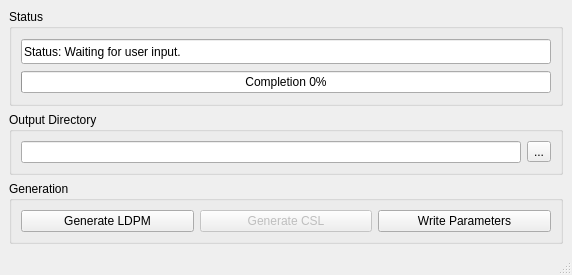
Old version of the form freecad/chronoWorkbench/gui/ui/LDPM_CSL_generation.ui in the repository Concrete-Chrono-Development/chrono-preprocessor.
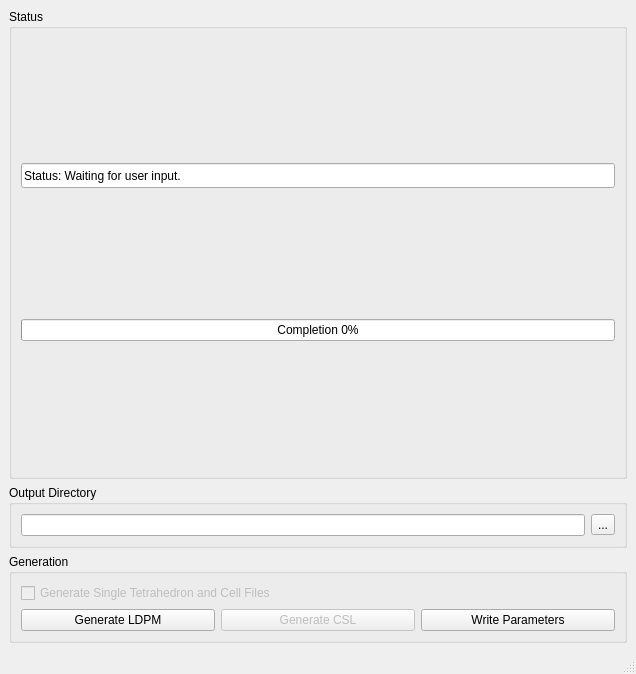
New version of the form.

Commit message: Added aditional (yet unused) option

```diff
--- a/freecad/chronoWorkbench/gui/ui/LDPM_CSL_generation.ui
+++ b/freecad/chronoWorkbench/gui/ui/LDPM_CSL_generation.ui
@@ -6,8 +6,8 @@
    <rect>
     <x>0</x>
     <y>0</y>
-    <width>572</width>
-    <height>275</height>
+    <width>636</width>
+    <height>674</height>
    </rect>
   </property>
   <property name="sizePolicy">
@@ -151,7 +151,7 @@
       <layout class="QGridLayout" name="gridLayout_4">
        <item row="0" column="0">
         <layout class="QGridLayout" name="gridLayout_3">
-         <item row="0" column="2">
+         <item row="1" column="2">
           <widget class="QPushButton" name="writePara">
            <property name="enabled">
             <bool>true</bool>
@@ -176,7 +176,7 @@
            </property>
           </widget>
          </item>
-         <item row="0" column="0">
+         <item row="1" column="0">
           <widget class="QPushButton" name="generateLDPM">
            <property name="sizePolicy">
             <sizepolicy hsizetype="Preferred" vsizetype="Fixed">
@@ -198,7 +198,7 @@
            </property>
           </widget>
          </item>
-         <item row="0" column="1">
+         <item row="1" column="1">
           <widget class="QPushButton" name="generateCSL">
            <property name="enabled">
             <bool>false</bool>
@@ -223,6 +223,16 @@
            </property>
           </widget>
          </item>
+         <item row="0" column="0" colspan="3">
+          <widget class="QCheckBox" name="checkBox">
+           <property name="enabled">
+            <bool>false</bool>
+           </property>
+           <property name="text">
+            <string>Generate Single Tetrahedron and Cell Files</string>
+           </property>
+          </widget>
+         </item>
         </layout>
        </item>
       </layout>
```
Left out of the diff: 2 changed lines with no effect on the pictures.
